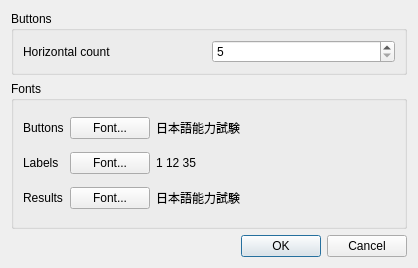
Qt form settingsdlg.ui (kernel1024/qjrad) before a commit.
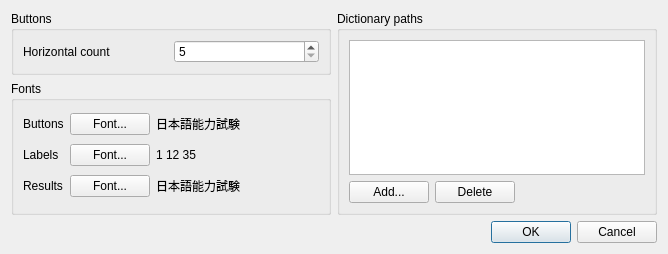
The same form after that commit.

Commit message: GoldenDict engine.

Patch:
```diff
--- a/settingsdlg.ui
+++ b/settingsdlg.ui
@@ -6,14 +6,18 @@
    <rect>
     <x>0</x>
     <y>0</y>
-    <width>418</width>
-    <height>268</height>
+    <width>668</width>
+    <height>254</height>
    </rect>
   </property>
   <property name="windowTitle">
    <string>Settings</string>
   </property>
-  <layout class="QVBoxLayout" name="verticalLayout">
+  <layout class="QVBoxLayout" name="verticalLayout_3">
+   <item>
+    <layout class="QHBoxLayout" name="horizontalLayout_4">
+     <item>
+      <layout class="QVBoxLayout" name="verticalLayout_2">
    <item>
     <widget class="QGroupBox" name="groupBox_2">
      <property name="title">
@@ -144,6 +148,53 @@
       </item>
      </layout>
     </widget>
+       </item>
+      </layout>
+     </item>
+     <item>
+      <widget class="QGroupBox" name="groupBox_3">
+       <property name="title">
+        <string>Dictionary paths</string>
+       </property>
+       <layout class="QVBoxLayout" name="verticalLayout">
+        <item>
+         <widget class="QListWidget" name="dictPaths"/>
+        </item>
+        <item>
+         <layout class="QHBoxLayout" name="horizontalLayout_3">
+          <item>
+           <widget class="QPushButton" name="btnAddPath">
+            <property name="text">
+             <string>Add...</string>
+            </property>
+           </widget>
+          </item>
+          <item>
+           <widget class="QPushButton" name="btnDelPath">
+            <property name="text">
+             <string>Delete</string>
+            </property>
+           </widget>
+          </item>
+          <item>
+           <spacer name="horizontalSpacer_2">
+            <property name="orientation">
+             <enum>Qt::Horizontal</enum>
+            </property>
+            <property name="sizeHint" stdset="0">
+             <size>
+              <width>40</width>
+              <height>20</height>
+             </size>
+            </property>
+           </spacer>
+          </item>
+         </layout>
+        </item>
+       </layout>
+      </widget>
+     </item>
+    </layout>
    </item>
    <item>
     <layout class="QHBoxLayout" name="horizontalLayout">
```
Lines whose indentation alone changed are shown as unchanged. The commit also changes 69 other files.
